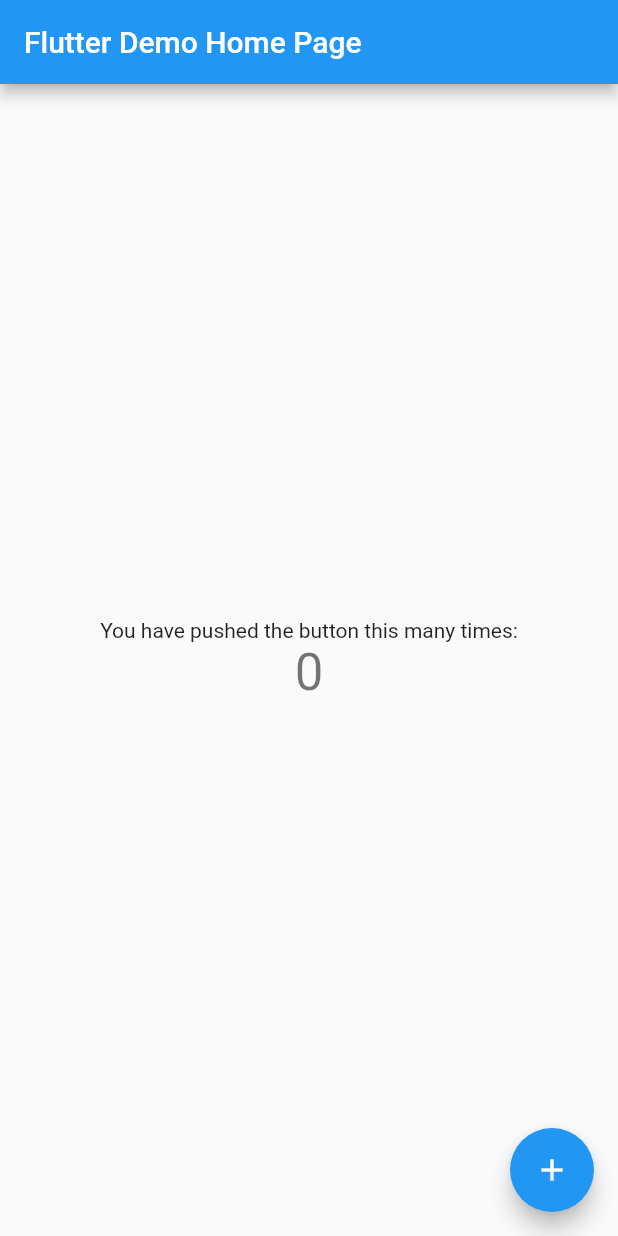
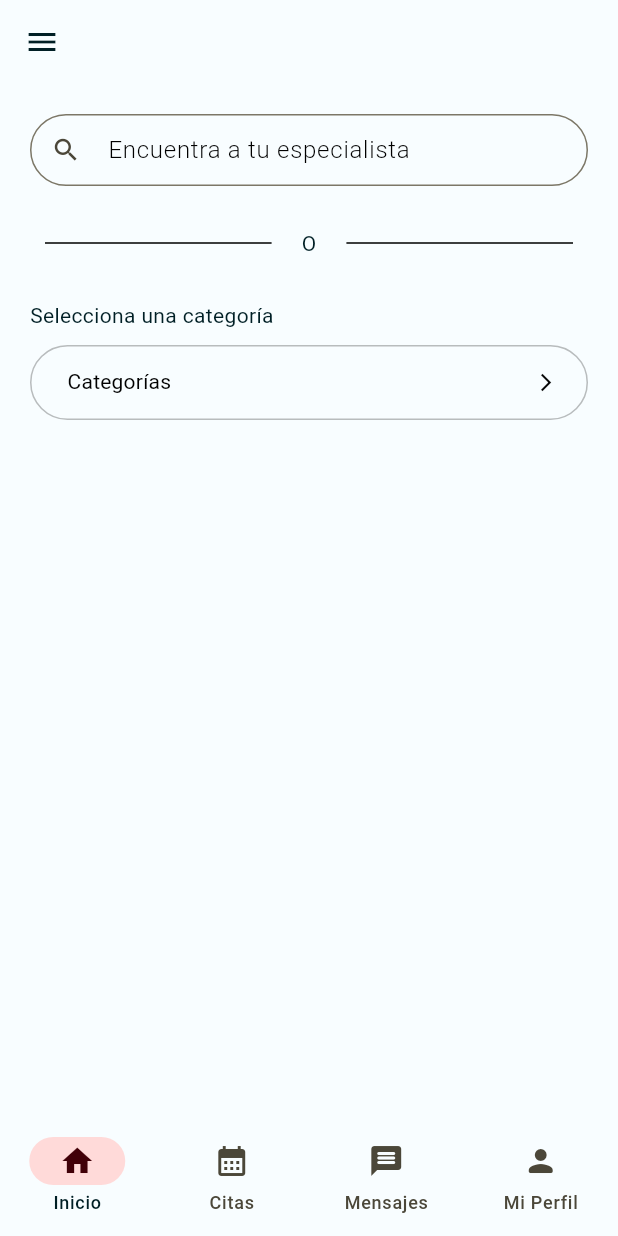
Before and after one commit to JulioGiovanni/MyHealthMate, a Flutter app: the screen it shows after launch, on a phone screen of 412 x 824 dp. Run offline on Flutter 3.47's test engine with Material 2 defaults, Android fonts, the phone set to English and light mode, and no system bars; drawn by our look-alikes of dropdown_button2.

Commit message:
Pantallas iniciales

```diff
--- a/lib/main.dart
+++ b/lib/main.dart
@@ -1,115 +1,21 @@
 import 'package:flutter/material.dart';
+import 'package:myhealthmate/presentation/screens/initial_screen.dart';
+import 'package:myhealthmate/presentation/themes/color_themes.dart';
 
-void main() {
-  runApp(const MyApp());
-}
+void main() => runApp(const MyApp());
 
 class MyApp extends StatelessWidget {
   const MyApp({super.key});
 
-  // This widget is the root of your application.
   @override
   Widget build(BuildContext context) {
     return MaterialApp(
-      title: 'Flutter Demo',
-      theme: ThemeData(
-        // This is the theme of your application.
-        //
-        // Try running your application with "flutter run". You'll see the
-        // application has a blue toolbar. Then, without quitting the app, try
-        // changing the primarySwatch below to Colors.green and then invoke
-        // "hot reload" (press "r" in the console where you ran "flutter run",
-        // or simply save your changes to "hot reload" in a Flutter IDE).
-        // Notice that the counter didn't reset back to zero; the application
-        // is not restarted.
-        primarySwatch: Colors.blue,
-      ),
-      home: const MyHomePage(title: 'Flutter Demo Home Page'),
+      debugShowCheckedModeBanner: false,
+      title: 'Doctoralia',
+      // themeMode: ThemeMode.dark,
+      theme: ThemeData(useMaterial3: true, colorScheme: lightColorScheme),
+      darkTheme: ThemeData(useMaterial3: true, colorScheme: darkColorScheme),
+      home: const InitialScreen(),
     );
   }
 }
-
-class MyHomePage extends StatefulWidget {
-  const MyHomePage({super.key, required this.title});
-
-  // This widget is the home page of your application. It is stateful, meaning
-  // that it has a State object (defined below) that contains fields that affect
-  // how it looks.
-
-  // This class is the configuration for the state. It holds the values (in this
-  // case the title) provided by the parent (in this case the App widget) and
-  // used by the build method of the State. Fields in a Widget subclass are
-  // always marked "final".
-
-  final String title;
-
-  @override
-  State<MyHomePage> createState() => _MyHomePageState();
-}
-
-class _MyHomePageState extends State<MyHomePage> {
-  int _counter = 0;
-
-  void _incrementCounter() {
-    setState(() {
-      // This call to setState tells the Flutter framework that something has
-      // changed in this State, which causes it to rerun the build method below
-      // so that the display can reflect the updated values. If we changed
-      // _counter without calling setState(), then the build method would not be
-      // called again, and so nothing would appear to happen.
-      _counter++;
-    });
-  }
-
-  @override
-  Widget build(BuildContext context) {
-    // This method is rerun every time setState is called, for instance as done
-    // by the _incrementCounter method above.
-    //
-    // The Flutter framework has been optimized to make rerunning build methods
-    // fast, so that you can just rebuild anything that needs updating rather
-    // than having to individually change instances of widgets.
-    return Scaffold(
-      appBar: AppBar(
-        // Here we take the value from the MyHomePage object that was created by
-        // the App.build method, and use it to set our appbar title.
-        title: Text(widget.title),
-      ),
-      body: Center(
-        // Center is a layout widget. It takes a single child and positions it
-        // in the middle of the parent.
-        child: Column(
-          // Column is also a layout widget. It takes a list of children and
-          // arranges them vertically. By default, it sizes itself to fit its
-          // children horizontally, and tries to be as tall as its parent.
-          //
-          // Invoke "debug painting" (press "p" in the console, choose the
-          // "Toggle Debug Paint" action from the Flutter Inspector in Android
-          // Studio, or the "Toggle Debug Paint" command in Visual Studio Code)
-          // to see the wireframe for each widget.
-          //
-          // Column has various properties to control how it sizes itself and
-          // how it positions its children. Here we use mainAxisAlignment to
-          // center the children vertically; the main axis here is the vertical
-          // axis because Columns are vertical (the cross axis would be
-          // horizontal).
-          mainAxisAlignment: MainAxisAlignment.center,
-          children: <Widget>[
-            const Text(
-              'You have pushed the button this many times:',
-            ),
-            Text(
-              '$_counter',
-              style: Theme.of(context).textTheme.headlineMedium,
-            ),
-          ],
-        ),
-      ),
-      floatingActionButton: FloatingActionButton(
-        onPressed: _incrementCounter,
-        tooltip: 'Increment',
-        child: const Icon(Icons.add),
-      ), // This trailing comma makes auto-formatting nicer for build methods.
-    );
-  }
-}
--- /dev/null
+++ b/lib/presentation/constants/nav_items.dart
@@ -0,0 +1,10 @@
+import 'package:flutter/material.dart';
+import 'package:myhealthmate/presentation/nav_item.dart';
+
+const navBarItems = [
+  NavItem('Inicio', Icons.home, Colors.blue),
+  NavItem('Citas', Icons.calendar_month, Colors.orange),
+  // NavItem('Favorites', Icons.favorite, Colors.pink),
+  NavItem('Mensajes', Icons.message_rounded, Colors.pink),
+  NavItem('Mi Perfil', Icons.person_rounded, Colors.purple),
+];
--- /dev/null
+++ b/lib/presentation/screens/initial_screen.dart
@@ -0,0 +1,51 @@
+import 'package:flutter/material.dart';
+import 'package:myhealthmate/presentation/constants/nav_items.dart';
+import 'package:myhealthmate/presentation/widgets/citas.dart';
+import 'package:myhealthmate/presentation/widgets/home.dart';
+import 'package:myhealthmate/presentation/widgets/mensajes.dart';
+import 'package:myhealthmate/presentation/widgets/perfil.dart';
+
+//TODO: Make the index change with state manager and make the screen a stateless widget
+class InitialScreen extends StatefulWidget {
+  const InitialScreen({Key? key}) : super(key: key);
+
+  @override
+  State<InitialScreen> createState() => _InitialScreenState();
+}
+
+class _InitialScreenState extends State<InitialScreen> {
+  int _currentIndex = 0;
+  final _pagesList = [
+    const Home(),
+    const Citas(),
+    const Mensajes(),
+    const Perfil()
+  ];
+
+  @override
+  Widget build(BuildContext context) {
+    return Scaffold(
+        drawer: Drawer(
+          child: ListView(),
+        ),
+        appBar: AppBar(),
+        body: IndexedStack(
+          index: _currentIndex,
+          children: _pagesList,
+        ),
+        bottomNavigationBar: NavigationBar(
+          selectedIndex: _currentIndex,
+          onDestinationSelected: (value) =>
+              setState(() => _currentIndex = value),
+          destinations: navBarItems
+              .map((e) => NavigationDestination(
+                    icon: Icon(
+                      e.icon,
+                      // color: ThemeData().colorScheme.secondaryContainer,
+                    ),
+                    label: e.title,
+                  ))
+              .toList(),
+        ));
+  }
+}
--- /dev/null
+++ b/lib/presentation/themes/color_themes.dart
@@ -0,0 +1,69 @@
+import 'package:flutter/material.dart';
+
+const lightColorScheme = ColorScheme(
+  brightness: Brightness.light,
+  primary: Color(0xFF6F5D00),
+  onPrimary: Color(0xFFFFFFFF),
+  primaryContainer: Color(0xFFFFE16B),
+  onPrimaryContainer: Color(0xFF221B00),
+  secondary: Color(0xFF9C4144),
+  onSecondary: Color(0xFFFFFFFF),
+  secondaryContainer: Color(0xFFFFDAD9),
+  onSecondaryContainer: Color(0xFF410008),
+  tertiary: Color(0xFF006972),
+  onTertiary: Color(0xFFFFFFFF),
+  tertiaryContainer: Color(0xFF8CF2FF),
+  onTertiaryContainer: Color(0xFF001F23),
+  error: Color(0xFFBA1A1A),
+  errorContainer: Color(0xFFFFDAD6),
+  onError: Color(0xFFFFFFFF),
+  onErrorContainer: Color(0xFF410002),
+  background: Color(0xFFF8FDFF),
+  onBackground: Color(0xFF001F25),
+  surface: Color(0xFFF8FDFF),
+  onSurface: Color(0xFF001F25),
+  surfaceVariant: Color(0xFFEAE2CF),
+  onSurfaceVariant: Color(0xFF4B4739),
+  outline: Color(0xFF7C7767),
+  onInverseSurface: Color(0xFFD6F6FF),
+  inverseSurface: Color(0xFF00363F),
+  inversePrimary: Color(0xFFE3C54A),
+  shadow: Color(0xFF000000),
+  surfaceTint: Color(0xFF6F5D00),
+  outlineVariant: Color(0xFFCDC6B4),
+  scrim: Color(0xFF000000),
+);
+
+const darkColorScheme = ColorScheme(
+  brightness: Brightness.dark,
+  primary: Color(0xFFE3C54A),
+  onPrimary: Color(0xFF3A3000),
+  primaryContainer: Color(0xFF544600),
+  onPrimaryContainer: Color(0xFFFFE16B),
+  secondary: Color(0xFFFFB3B2),
+  onSecondary: Color(0xFF5F131A),
+  secondaryContainer: Color(0xFF7E2A2E),
+  onSecondaryContainer: Color(0xFFFFDAD9),
+  tertiary: Color(0xFF4ED8E8),
+  onTertiary: Color(0xFF00363C),
+  tertiaryContainer: Color(0xFF004F56),
+  onTertiaryContainer: Color(0xFF8CF2FF),
+  error: Color(0xFFFFB4AB),
+  errorContainer: Color(0xFF93000A),
+  onError: Color(0xFF690005),
+  onErrorContainer: Color(0xFFFFDAD6),
+  background: Color(0xFF001F25),
+  onBackground: Color(0xFFA6EEFF),
+  surface: Color(0xFF001F25),
+  onSurface: Color(0xFFA6EEFF),
+  surfaceVariant: Color(0xFF4B4739),
+  onSurfaceVariant: Color(0xFFCDC6B4),
+  outline: Color(0xFF979080),
+  onInverseSurface: Color(0xFF001F25),
+  inverseSurface: Color(0xFFA6EEFF),
+  inversePrimary: Color(0xFF6F5D00),
+  shadow: Color(0xFF000000),
+  surfaceTint: Color(0xFFE3C54A),
+  outlineVariant: Color(0xFF4B4739),
+  scrim: Color(0xFF000000),
+);
--- /dev/null
+++ b/lib/presentation/widgets/dropdown_categorias.dart
@@ -0,0 +1 @@
+//TODO: Mover el dropdown una vez creado el state manager
--- /dev/null
+++ b/lib/presentation/widgets/home.dart
@@ -0,0 +1,175 @@
+import 'package:dropdown_button2/dropdown_button2.dart';
+import 'package:flutter/material.dart';
+
+class Home extends StatefulWidget {
+  const Home({super.key});
+
+  @override
+  State<Home> createState() => _HomeState();
+}
+
+class _HomeState extends State<Home> {
+  final dropdownList = [
+    'Categoría',
+    'Categoría 1',
+    'Categoría 2',
+    'Categoría 3',
+    'Categoría 4',
+    'Categoría 5',
+  ];
+
+  String? selectedValue;
+
+  @override
+  Widget build(BuildContext context) {
+    //Width of the screen
+    final _widthScreen = MediaQuery.of(context).size.width;
+
+    return Padding(
+      padding: const EdgeInsets.symmetric(horizontal: 20),
+      child: Column(
+        crossAxisAlignment: CrossAxisAlignment.start,
+        children: [
+          const SizedBox(
+            height: 20,
+          ),
+          //TODO: Crear un archivo por separado para el search bar y hacerlo un stateless widget
+          TextFormField(
+            decoration: const InputDecoration(
+              hintText: 'Encuentra a tu especialista',
+              hintStyle: TextStyle(
+                fontSize: 16,
+                fontWeight: FontWeight.w300,
+                color: Colors.black,
+              ),
+              prefixIcon: Icon(Icons.search, size: 20),
+              border: OutlineInputBorder(
+                borderRadius: BorderRadius.all(
+                  Radius.circular(25.0),
+                ),
+              ),
+              constraints: BoxConstraints(maxHeight: 50),
+              contentPadding: EdgeInsets.symmetric(horizontal: 20, vertical: 5),
+            ),
+          ),
+          const SizedBox(height: 20),
+
+          //line with text in the middle
+          Row(children: [
+            Expanded(
+              child: Container(
+                  margin: const EdgeInsets.only(left: 10.0, right: 20.0),
+                  child: const Divider(
+                    color: Colors.black,
+                    height: 36,
+                  )),
+            ),
+            const Text("O"),
+            Expanded(
+              child: Container(
+                  margin: const EdgeInsets.only(left: 20.0, right: 10.0),
+                  child: const Divider(
+                    color: Colors.black,
+                    height: 36,
+                  )),
+            ),
+          ]),
+          const SizedBox(height: 20),
+
+          const Text('Selecciona una categoría'),
+          const SizedBox(height: 10),
+          //Categories dropdown
+          //TODO: Cambiar a su archivo separado y hacerlo un stateless widget
+          DropdownButtonHideUnderline(
+            child: DropdownButton2(
+              isExpanded: true,
+              hint: Row(
+                children: const [
+                  SizedBox(
+                    width: 4,
+                  ),
+                  Expanded(
+                    child: Text(
+                      'Categorías',
+                      style: TextStyle(
+                        fontSize: 14,
+                        fontWeight: FontWeight.normal,
+                        color: Colors.black,
+                      ),
+                      overflow: TextOverflow.ellipsis,
+                    ),
+                  ),
+                ],
+              ),
+              items: dropdownList
+                  .map((item) => DropdownMenuItem<String>(
+                        value: item,
+                        child: Text(
+                          item,
+                          style: const TextStyle(
+                            fontSize: 14,
+                            fontWeight: FontWeight.bold,
+                            color: Colors.black,
+                          ),
+                          overflow: TextOverflow.ellipsis,
+                        ),
+                      ))
+                  .toList(),
+              value: selectedValue,
+              onChanged: (value) {
+                setState(() {
+                  selectedValue = value as String;
+                });
+              },
+              buttonStyleData: ButtonStyleData(
+                height: 50,
+                width: double.infinity,
+                padding: const EdgeInsetsDirectional.symmetric(horizontal: 20),
+                decoration: BoxDecoration(
+                  borderRadius: BorderRadius.circular(25),
+                  border: Border.all(
+                    color: Colors.black26,
+                  ),
+                  color: Colors.transparent,
+                ),
+                elevation: 0,
+              ),
+              iconStyleData: const IconStyleData(
+                icon: Icon(
+                  Icons.arrow_forward_ios_outlined,
+                ),
+                iconSize: 14,
+                iconEnabledColor: Colors.black,
+                iconDisabledColor: Colors.grey,
+              ),
+              dropdownStyleData: DropdownStyleData(
+                maxHeight: 200,
+                width: _widthScreen * .9,
+                decoration: BoxDecoration(
+                  borderRadius: BorderRadius.circular(15),
+                  color: Colors.transparent,
+                  border: Border.all(
+                    color: Colors.black26,
+                  ),
+                ),
+                elevation: 0,
+                scrollbarTheme: ScrollbarThemeData(
+                  radius: const Radius.circular(40),
+                  thickness: MaterialStateProperty.all<double>(10),
+                  thumbVisibility: MaterialStateProperty.all<bool>(true),
+                ),
+              ),
+              menuItemStyleData: const MenuItemStyleData(
+                height: 50,
+                padding: EdgeInsets.symmetric(
+                  horizontal: 20,
+                ),
+              ),
+            ),
+          ),
+          //List of doctors
+        ],
+      ),
+    );
+  }
+}
```
Also changed, not shown: lib/presentation/nav_item.dart (added, +8 -0 lines), lib/presentation/widgets/bottom_navigation_bar.dart (added, +28 -0 lines), lib/presentation/widgets/citas.dart (added, +90 -0 lines), lib/presentation/widgets/mensajes.dart (added, +47 -0 lines), lib/presentation/widgets/perfil.dart (added, +73 -0 lines), pubspec.yaml (+4 -12 lines), lib/presentation/widgets/doctores/home.dart (added), pubspec.lock (added).
